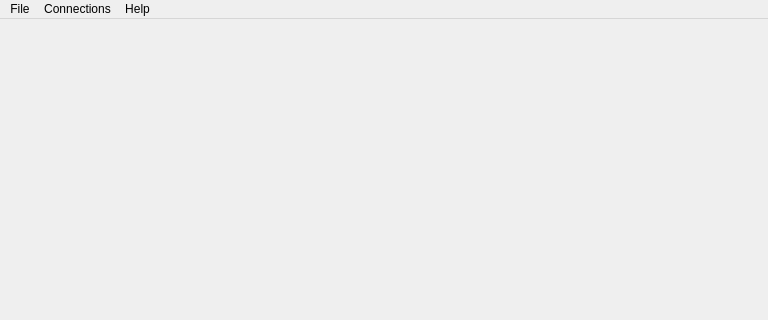
Qt form SEGUIApp/Resources/QtUi/SEGUIApp.ui (wdznak/SEGUIApp) before a commit; both pictures show x 0 to 768 and y 0 to 320 of the 768 by 1024 pixel window.
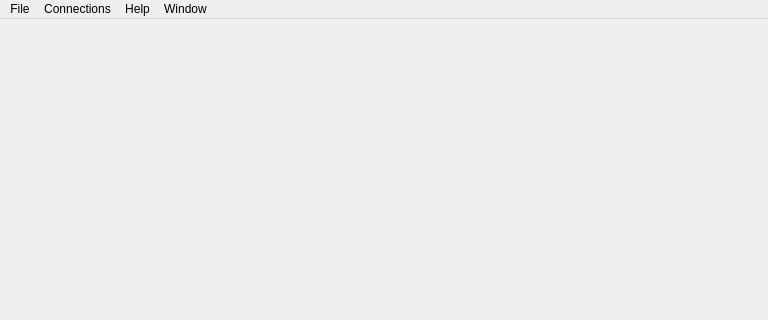
The same form after that commit.

```diff
--- a/SEGUIApp/Resources/QtUi/SEGUIApp.ui
+++ b/SEGUIApp/Resources/QtUi/SEGUIApp.ui
@@ -71,9 +71,17 @@
      <string>Help</string>
     </property>
    </widget>
+   <widget class="QMenu" name="menuWindow">
+    <property name="title">
+     <string>Window</string>
+    </property>
+    <addaction name="actionOrder_Book"/>
+    <addaction name="actionStatistics"/>
+   </widget>
    <addaction name="menuFile"/>
    <addaction name="menuConnections"/>
    <addaction name="menuHelp"/>
+   <addaction name="menuWindow"/>
   </widget>
   <widget class="QToolBar" name="mainToolBar">
    <property name="enabled">
```
Left out of the diff: 19 changed lines with no effect on the pictures.
